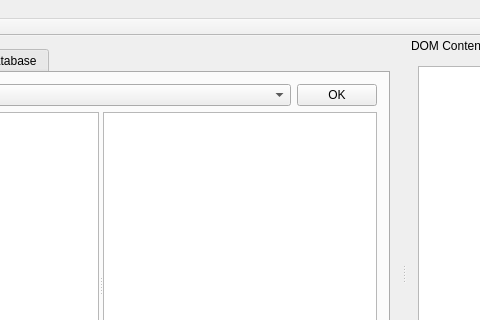
The window that GCXMLGenerator/gcmainwindow.ui (goblincoding/xmlmill) describes before a commit, drawn with Qt 5; both pictures show x 200 to 680 and y 0 to 320 of the 885 by 531 pixel window.
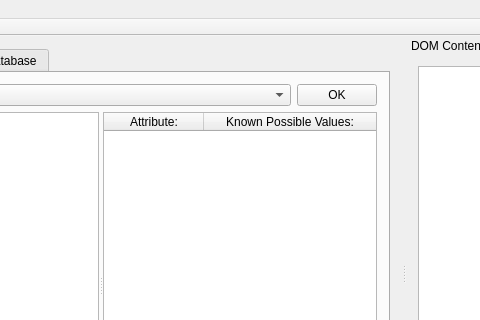
The same window after the commit. The open tabs and pages were chosen to show the change. Icons and pictures are not drawn.

Commit message: Updates to table widget (show headers to resize columns and improved resetting).

```diff
--- a/GCXMLGenerator/gcmainwindow.ui
+++ b/GCXMLGenerator/gcmainwindow.ui
@@ -107,7 +107,10 @@
             <number>2</number>
            </property>
            <attribute name="horizontalHeaderVisible">
-            <bool>false</bool>
+            <bool>true</bool>
+           </attribute>
+           <attribute name="horizontalHeaderCascadingSectionResizes">
+            <bool>true</bool>
            </attribute>
            <attribute name="horizontalHeaderStretchLastSection">
             <bool>true</bool>
```
Left out of the diff: 2 changed lines with no effect on the pictures. The commit also changes 2 other files.
